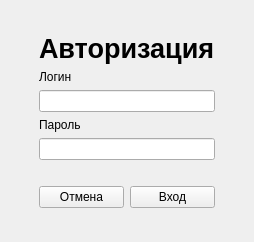
nillerusr/qVK, file wins/loginwindow.ui: the form before one commit.
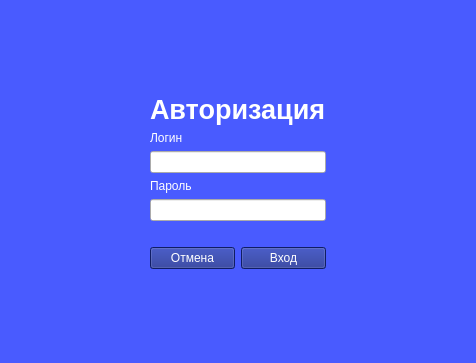
The form after the commit.

What changed in the file:
```diff
--- a/wins/loginwindow.ui
+++ b/wins/loginwindow.ui
@@ -6,8 +6,8 @@
    <rect>
     <x>0</x>
     <y>0</y>
-    <width>254</width>
-    <height>242</height>
+    <width>476</width>
+    <height>363</height>
    </rect>
   </property>
   <property name="windowTitle">
@@ -23,6 +23,12 @@
      <verstretch>0</verstretch>
     </sizepolicy>
    </property>
+   <property name="styleSheet">
+    <string notr="true">#centralwidget
+{
+background-color: rgb(73, 91, 255);
+}</string>
+   </property>
    <layout class="QHBoxLayout" name="horizontalLayout_2">
     <item>
      <spacer name="horizontalSpacer">
@@ -61,6 +67,10 @@
           <bold>true</bold>
          </font>
         </property>
+        <property name="styleSheet">
+         <string notr="true">background-color: rgb(73, 91, 255);
+color: white;</string>
+        </property>
         <property name="text">
          <string>Авторизация</string>
         </property>
@@ -68,6 +78,10 @@
       </item>
       <item>
        <widget class="QLabel" name="label_2">
+        <property name="styleSheet">
+         <string notr="true">background-color: rgb(73, 91, 255);
+color: white;</string>
+        </property>
         <property name="text">
          <string>Логин</string>
         </property>
@@ -85,6 +99,10 @@
       </item>
       <item>
        <widget class="QLabel" name="label_3">
+        <property name="styleSheet">
+         <string notr="true">background-color: rgb(73, 91, 255);
+color: white;</string>
+        </property>
         <property name="text">
          <string>Пароль</string>
         </property>
@@ -117,6 +135,10 @@
         </property>
         <item>
          <widget class="QPushButton" name="cancelButton">
+          <property name="styleSheet">
+           <string notr="true">color: white; 
+background-color: rgb(23, 40, 140);</string>
+          </property>
           <property name="text">
            <string>Отмена</string>
           </property>
@@ -124,6 +146,10 @@
         </item>
         <item>
          <widget class="QPushButton" name="loginButton">
+          <property name="styleSheet">
+           <string notr="true">color: white; color: white; 
+background-color: rgb(23, 40, 140);</string>
+          </property>
           <property name="text">
            <string>Вход</string>
           </property>
```
